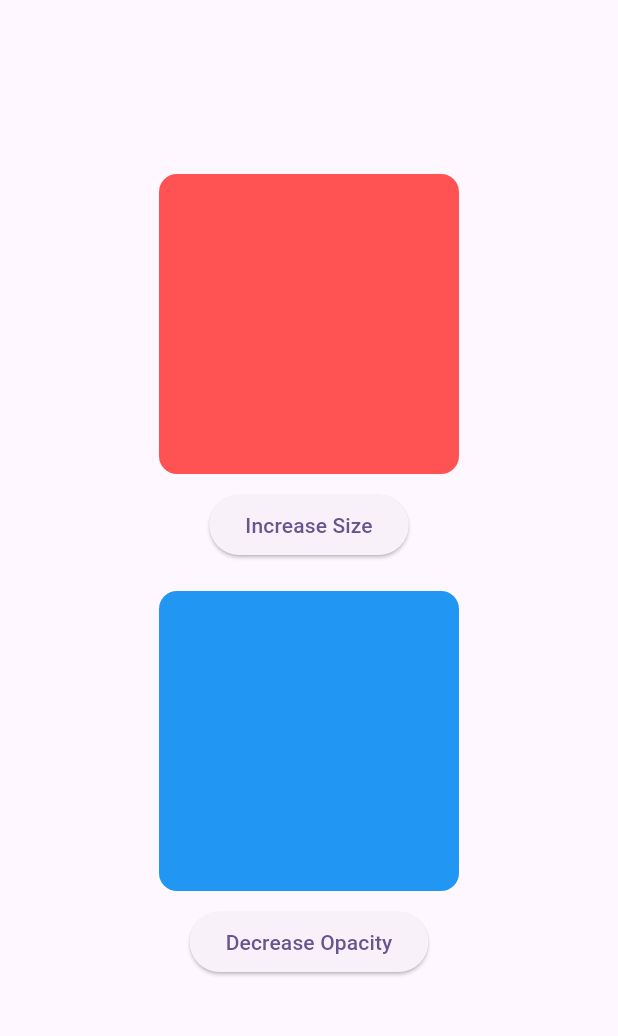
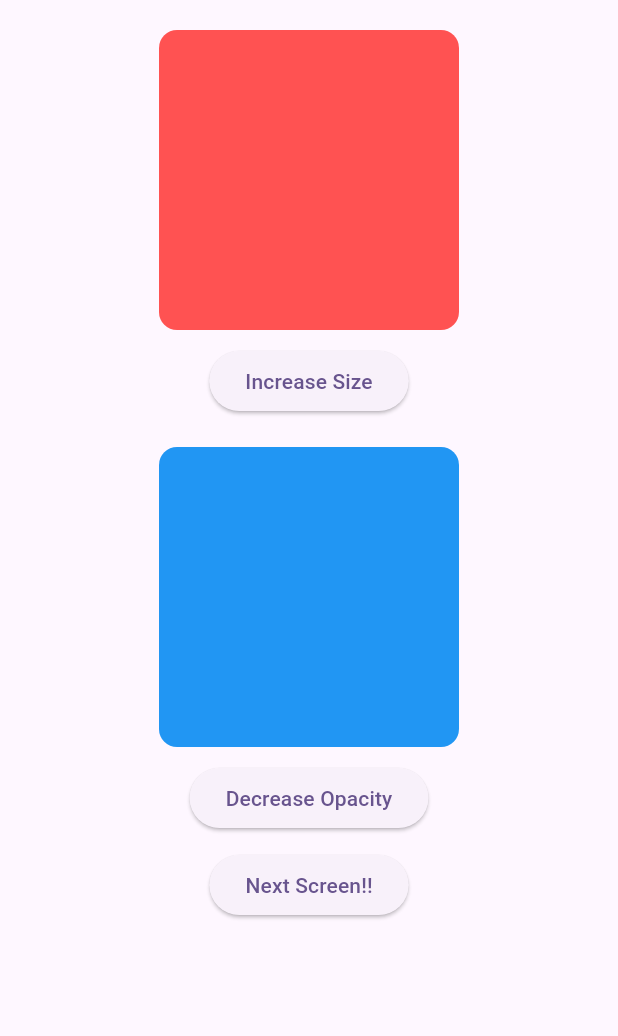
Before and after one commit to IamWaqasMuhammad/flutter_animations, a Flutter app: the screen it shows after launch, on a phone screen of 412 x 824 dp, the part 84-1120 px from its top. Run offline on Flutter 3.47's test engine with Material 3 defaults, Android fonts, the phone set to English and light mode, and no system bars; our stand-ins replace lottie.

Commit message:
Implicit animations

```diff
--- a/lib/implicit_animations/implicit_animations.dart
+++ b/lib/implicit_animations/implicit_animations.dart
@@ -1,4 +1,5 @@
 import 'package:flutter/material.dart';
+import 'package:flutter_animations/lottie_animations/lottie_animations.dart';
 
 class ImplicitAnimations extends StatefulWidget {
   const ImplicitAnimations({super.key});
@@ -21,9 +22,11 @@ class _ImplicitAnimationsState extends State<ImplicitAnimations> {
         elevation: 2,
         backgroundColor: Colors.blueGrey,
       ),
-      body: Column(
+      body: SingleChildScrollView(
+        child: Column(
           mainAxisAlignment: MainAxisAlignment.center,
           children: [
+            SizedBox(height: 20),
             Center(
               child: AnimatedContainer(
                 duration: Duration(seconds: 2),
@@ -65,9 +68,22 @@ class _ImplicitAnimationsState extends State<ImplicitAnimations> {
                   opacity = opacity == 1 ? 0 : 1;
                 });
               },
-            child: Text(opacity != 1 ? 'Increase Opacity' : 'Decrease Opacity'),
+              child: Text(
+                opacity != 1 ? 'Increase Opacity' : 'Decrease Opacity',
+              ),
+            ),
+            SizedBox(height: 10),
+            ElevatedButton(
+              onPressed: () {
+                Navigator.push(
+                  context,
+                  MaterialPageRoute(builder: (context) => LottieAnimations()),
+                );
+              },
+              child: Text('Next Screen!!'),
             ),
           ],
+        ),
       ),
     );
   }
```
Lines whose indentation alone changed are shown as unchanged.
